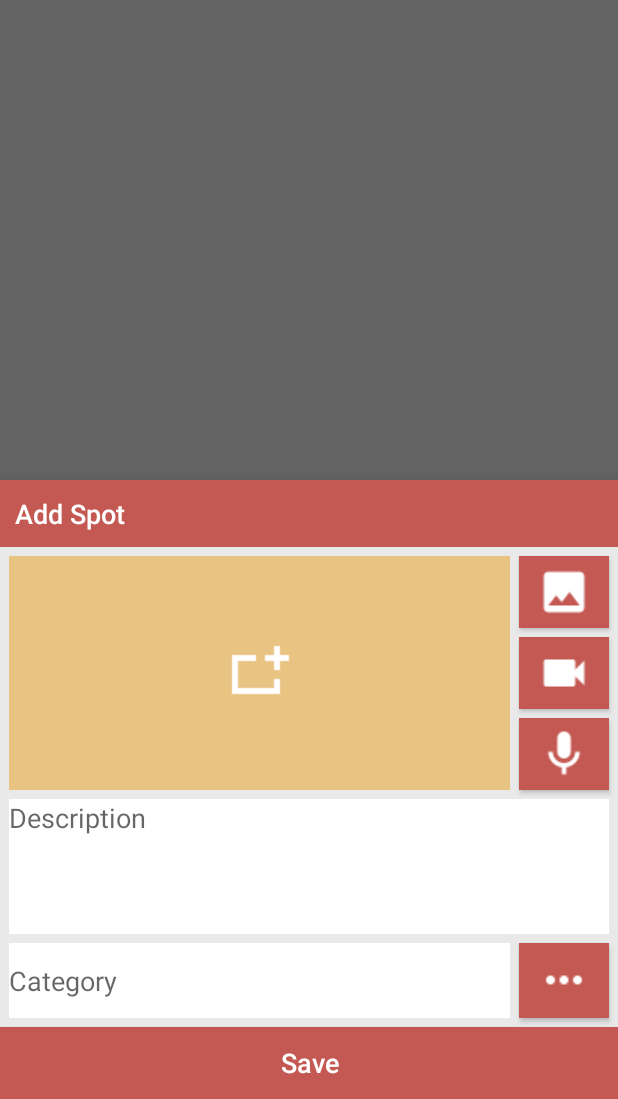
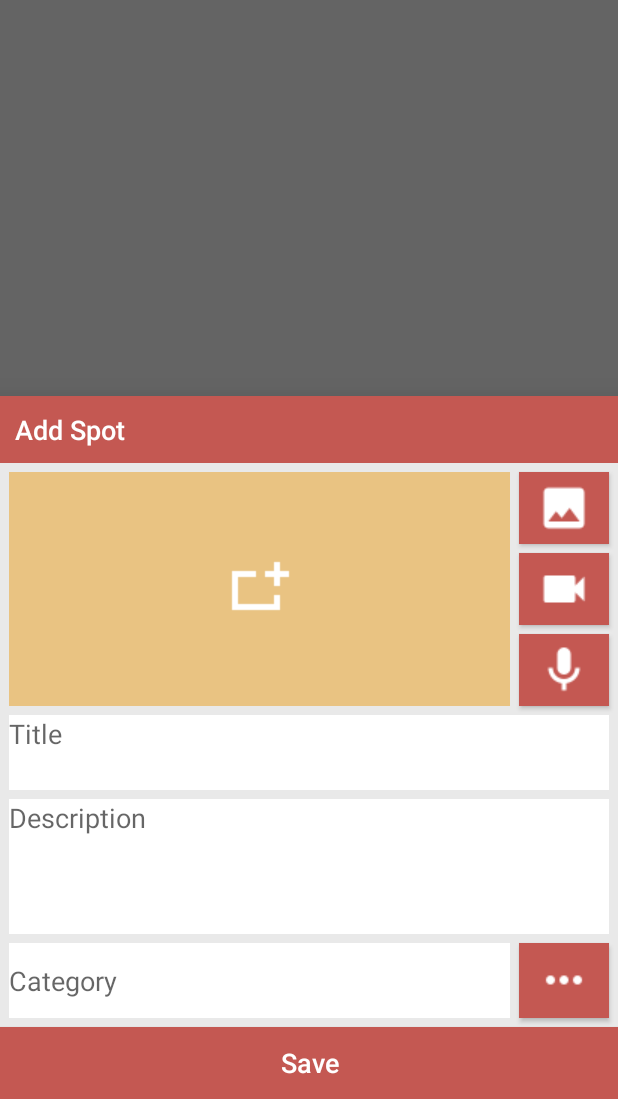
Before and after one commit to giulidb/OnSpot, an Android app: the screen it shows after launch once a user with an empty profile is signed in (MapsActivity), after a tap on "Add Spot", on a phone screen of 412 x 824 dp, the part 137-1236 px from its top. Run offline under Robolectric (Android 15) with nearby library versions, the light colour scheme and no system bars; our stand-ins replace Firebase (no records; nobody signed in at launch, a user with empty details on screens opened directly); libraries missing offline, so code that uses them is left out: com.google.maps.android.

Commit message:
Add Title Field in Spot Classe and PhotoURL in user Class.

```diff
--- a/app/src/main/java/it/unipi/iet/onspot/fragments/AddSpotFragment.java
+++ b/app/src/main/java/it/unipi/iet/onspot/fragments/AddSpotFragment.java
@@ -28,6 +28,8 @@ public class AddSpotFragment extends BottomSheetDialogFragment {
     private Button audio;
     private EditText category;
     private EditText description;
+    private EditText title;
+
     CoordinatorLayout.Behavior behavior;
 
 
@@ -73,6 +75,8 @@ public class AddSpotFragment extends BottomSheetDialogFragment {
         audio = (Button) view.findViewById(R.id.audio);
         category = (EditText) view.findViewById(R.id.category);
         description = (EditText) view.findViewById(R.id.description);
+        title = (EditText) view.findViewById(R.id.title);
+
 
         return view;
     }
@@ -108,4 +112,7 @@ public class AddSpotFragment extends BottomSheetDialogFragment {
 
     public String getCategory() { return category.getText().toString(); }
 
+    public String getTitle() { return title.getText().toString(); }
+
+
 }
--- a/app/src/main/java/it/unipi/iet/onspot/utilities/Spot.java
+++ b/app/src/main/java/it/unipi/iet/onspot/utilities/Spot.java
@@ -8,6 +8,7 @@ public class Spot {
 
     public String userId;
     public String description;
+    public String title;
     public String category;
     public String contentURL;
     public double Lat;
@@ -19,10 +20,11 @@ public class Spot {
         // Default constructor required for calls to DataSnapshot.getValue(User.class)
     }
 
-    public Spot(String userId, String description, String category, String contentURL, double Lat,
+    public Spot(String userId, String description,String title, String category, String contentURL, double Lat,
                 double Lng, String time, String Type) {
         this.userId = userId;
         this.description = description;
+        this.title = title;
         this.category = category;
         this.contentURL = contentURL;
         this.Lat = Lat;
--- a/app/src/main/java/it/unipi/iet/onspot/utilities/User.java
+++ b/app/src/main/java/it/unipi/iet/onspot/utilities/User.java
@@ -14,16 +14,18 @@ public class User {
     public String lastName;
     public String birthday;
     public String gender;
+    public String photoURL;
 
     public User() {
         // Default constructor required for calls to DataSnapshot.getValue(User.class)
     }
 
-    public User(String firstName, String lastName, String birthday, String gender) {
+    public User(String firstName, String lastName, String photoURL, String birthday, String gender) {
         this.firstName = firstName;
         this.lastName = lastName;
         this.birthday = birthday;
         this.gender = gender;
+        this.photoURL = photoURL;
     }
 
 }
--- a/app/src/main/res/layout/fragment_addspot.xml
+++ b/app/src/main/res/layout/fragment_addspot.xml
@@ -79,12 +79,25 @@
 
     <EditText
         android:layout_width="300dp"
+        android:layout_height="50dp"
+        android:background="@android:color/white"
+        android:hint="@string/title"
+        android:gravity="top"
+        android:id="@+id/title"
+        android:layout_below="@+id/layout_inner"
+        android:layout_alignStart="@+id/layout_inner"
+        android:layout_alignParentEnd="true"
+        android:layout_marginEnd="6dp"
+        android:layout_marginTop="6dp"/>
+
+    <EditText
+        android:layout_width="300dp"
         android:layout_height="90dp"
         android:background="@android:color/white"
         android:hint="@string/description"
         android:gravity="top"
         android:id="@+id/description"
-        android:layout_below="@+id/layout_inner"
+        android:layout_below="@+id/title"
         android:layout_alignStart="@+id/layout_inner"
         android:layout_alignParentEnd="true"
         android:layout_marginEnd="6dp"
--- a/app/src/main/res/values/strings.xml
+++ b/app/src/main/res/values/strings.xml
@@ -43,6 +43,7 @@
     <string name="description">Description</string>
     <string name="category">Category</string>
     <string name="save">Save</string>
+    <string name="title">Title</string>
 
     <!-- String for Search Fragment -->
     <string name="search_button">Search</string>
```
Also changed, not shown: app/src/main/java/it/unipi/iet/onspot/MapsActivity.java (+12 -5 lines), app/src/main/java/it/unipi/iet/onspot/ProfileActivity.java (+93 -14 lines), app/src/main/java/it/unipi/iet/onspot/utilities/DatabaseUtilities.java (+4 -4 lines).
